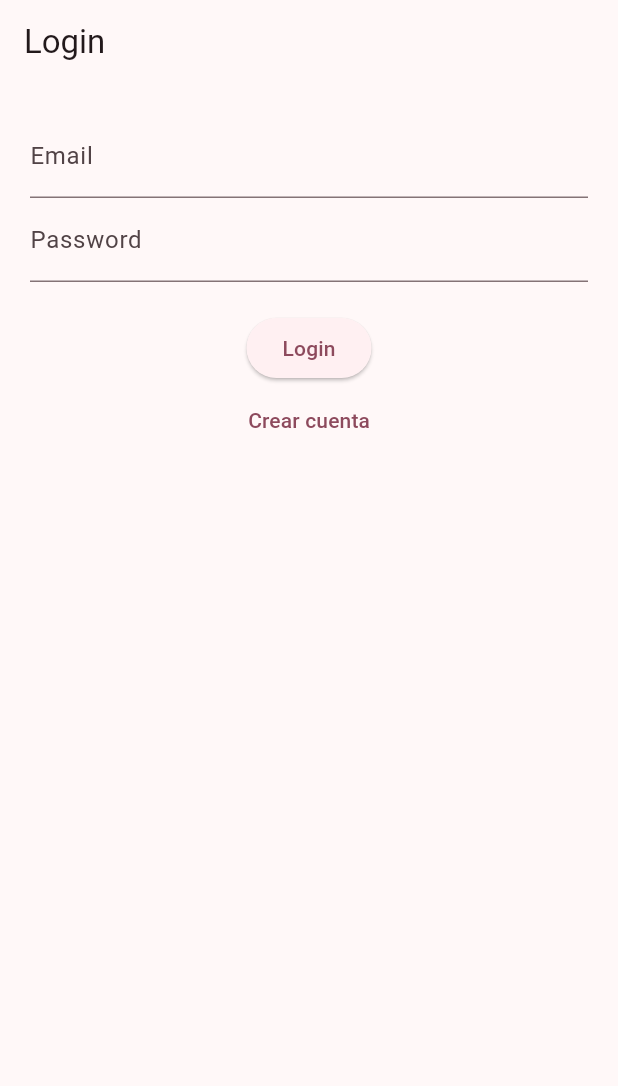
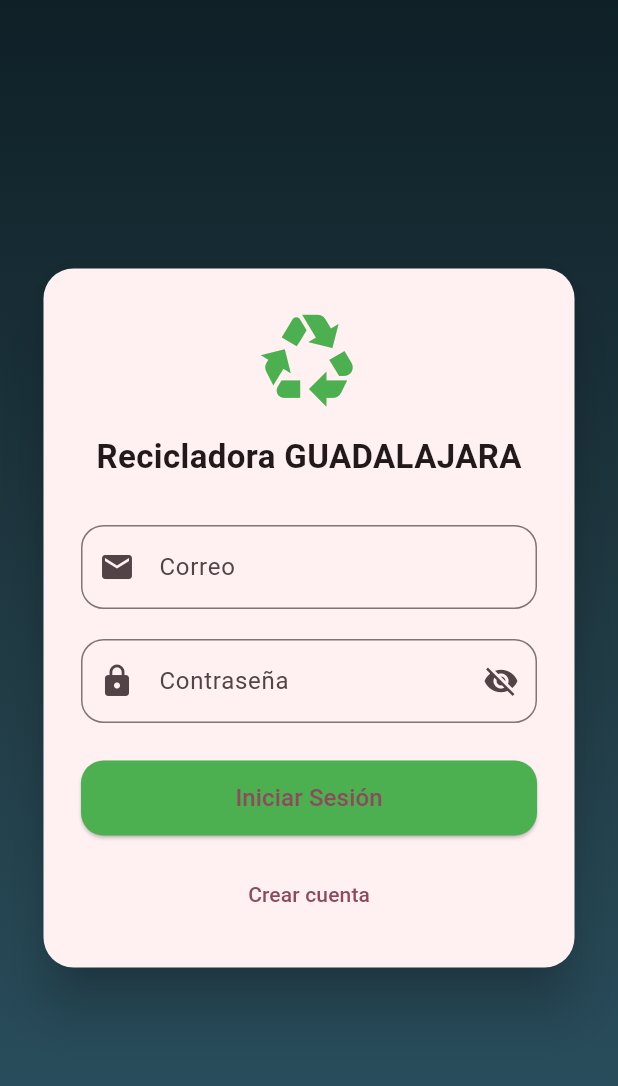
Before and after one commit to Luis3644/Recicladora, a Flutter app: the screen it shows after launch, on a phone screen of 412 x 824 dp. Shown: the top 1086 px of the screen. Run offline on Flutter 3.47's test engine with Material 3 defaults, Android fonts, the phone set to English and light mode, and no system bars; our stand-ins replace cloud_firestore, firebase_analytics, firebase_auth, firebase_core, firebase_crashlytics; accounts and stored records are empty.

Commit message:
Mejora vista de login

```diff
--- a/flutter_application_1/lib/screens/login_screen.dart
+++ b/flutter_application_1/lib/screens/login_screen.dart
@@ -6,8 +6,10 @@ import 'admin_screen.dart';
 import 'operador_screen.dart';
 
 class LoginScreen extends StatefulWidget {
+  LoginScreen({super.key});
+
   @override
-  _LoginScreenState createState() => _LoginScreenState();
+  State<LoginScreen> createState() => _LoginScreenState();
 }
 
 class _LoginScreenState extends State<LoginScreen> {
@@ -18,9 +20,23 @@ class _LoginScreenState extends State<LoginScreen> {
   final FirebaseAuth _auth = FirebaseAuth.instance;
   final FirebaseFirestore _firestore = FirebaseFirestore.instance;
 
+  final _formKey = GlobalKey<FormState>();
+
+  bool isLoading = false;
+  bool isPasswordVisible = false;
+
   Future<void> loginUsuario() async {
+
+    if (!_formKey.currentState!.validate()) return;
+
+    setState(() {
+      isLoading = true;
+    });
+
     try {
-      UserCredential userCredential = await _auth.signInWithEmailAndPassword(
+
+      UserCredential userCredential =
+          await _auth.signInWithEmailAndPassword(
         email: emailController.text.trim(),
         password: passwordController.text.trim(),
       );
@@ -35,50 +51,194 @@ class _LoginScreenState extends State<LoginScreen> {
       if (rol == "admin") {
         Navigator.pushReplacement(
           context,
-    MaterialPageRoute(builder: (context) => AdminScreen()),
+          MaterialPageRoute(builder: (_) => AdminScreen()),
         );
       } else {
         Navigator.pushReplacement(
           context,
-    MaterialPageRoute(builder: (context) => OperadorScreen()),
+          MaterialPageRoute(builder: (_) => OperadorScreen()),
         );
       }
 
+    } on FirebaseAuthException catch (e) {
+
+      String mensaje = "Error al iniciar sesión";
+
+      if (e.code == 'user-not-found') {
+        mensaje = "Usuario no encontrado";
+      } else if (e.code == 'wrong-password') {
+        mensaje = "Contraseña incorrecta";
+      }
+
+      ScaffoldMessenger.of(context).showSnackBar(
+        SnackBar(
+          content: Text(mensaje),
+          backgroundColor: Colors.red,
+        ),
+      );
+
     } catch (e) {
       ScaffoldMessenger.of(context).showSnackBar(
-        SnackBar(content: Text("Error: $e")),
+        const SnackBar(
+          content: Text("Ocurrió un error inesperado"),
+          backgroundColor: Colors.red,
+        ),
       );
     }
+
+    setState(() {
+      isLoading = false;
+    });
   }
 
   @override
   Widget build(BuildContext context) {
+
     return Scaffold(
-      appBar: AppBar(title: Text("Login")),
-      body: Padding(
-        padding: const EdgeInsets.all(20),
+      body: Container(
+        width: double.infinity,
+        decoration: const BoxDecoration(
+          gradient: LinearGradient(
+            colors: [
+              Color(0xFF0F2027),
+              Color(0xFF203A43),
+              Color(0xFF2C5364),
+            ],
+            begin: Alignment.topCenter,
+            end: Alignment.bottomCenter,
+          ),
+        ),
+        child: Center(
+          child: SingleChildScrollView(
+            child: Padding(
+              padding: const EdgeInsets.symmetric(horizontal: 25),
+              child: Card(
+                shape: RoundedRectangleBorder(
+                  borderRadius: BorderRadius.circular(20),
+                ),
+                elevation: 15,
+                child: Padding(
+                  padding: const EdgeInsets.all(25),
+                  child: Form(
+                    key: _formKey,
                     child: Column(
+                      mainAxisSize: MainAxisSize.min,
                       children: [
-            TextField(controller: emailController, decoration: InputDecoration(labelText: "Email")),
-            TextField(controller: passwordController, decoration: InputDecoration(labelText: "Password"), obscureText: true),
 
-            SizedBox(height: 20),
+                        const Icon(
+                          Icons.recycling,
+                          size: 70,
+                          color: Colors.green,
+                        ),
 
-            ElevatedButton(
-              onPressed: loginUsuario,
-              child: Text("Login"),
+                        const SizedBox(height: 15),
+
+                        const Text(
+                          "Recicladora GUADALAJARA",
+                          style: TextStyle(
+                            fontSize: 22,
+                            fontWeight: FontWeight.bold,
                           ),
+                        ),
+
+                        const SizedBox(height: 30),
+
+                        TextFormField(
+                          controller: emailController,
+                          validator: (value) {
+                            if (value == null || value.isEmpty) {
+                              return "Ingresa tu correo";
+                            }
+                            return null;
+                          },
+                          decoration: InputDecoration(
+                            labelText: "Correo",
+                            prefixIcon: const Icon(Icons.email),
+                            border: OutlineInputBorder(
+                              borderRadius: BorderRadius.circular(15),
+                            ),
+                          ),
+                        ),
+
+                        const SizedBox(height: 20),
+
+                        TextFormField(
+                          controller: passwordController,
+                          obscureText: !isPasswordVisible,
+                          validator: (value) {
+                            if (value == null || value.isEmpty) {
+                              return "Ingresa tu contraseña";
+                            }
+                            if (value.length < 6) {
+                              return "Mínimo 6 caracteres";
+                            }
+                            return null;
+                          },
+                          decoration: InputDecoration(
+                            labelText: "Contraseña",
+                            prefixIcon: const Icon(Icons.lock),
+                            suffixIcon: IconButton(
+                              icon: Icon(
+                                isPasswordVisible
+                                    ? Icons.visibility
+                                    : Icons.visibility_off,
+                              ),
+                              onPressed: () {
+                                setState(() {
+                                  isPasswordVisible = !isPasswordVisible;
+                                });
+                              },
+                            ),
+                            border: OutlineInputBorder(
+                              borderRadius: BorderRadius.circular(15),
+                            ),
+                          ),
+                        ),
+
+                        const SizedBox(height: 25),
+
+                        SizedBox(
+                          width: double.infinity,
+                          height: 50,
+                          child: ElevatedButton(
+                            onPressed: isLoading ? null : loginUsuario,
+                            style: ElevatedButton.styleFrom(
+                              backgroundColor: Colors.green,
+                              shape: RoundedRectangleBorder(
+                                borderRadius: BorderRadius.circular(15),
+                              ),
+                            ),
+                            child: isLoading
+                                ? const CircularProgressIndicator(
+                                    color: Colors.white,
+                                  )
+                                : const Text(
+                                    "Iniciar Sesión",
+                                    style: TextStyle(fontSize: 16),
+                                  ),
+                          ),
+                        ),
+
+                        const SizedBox(height: 15),
 
                         TextButton(
                           onPressed: () {
                             Navigator.push(
                               context,
-                  MaterialPageRoute(builder: (context) => RegisterScreen()),
+                              MaterialPageRoute(
+                                  builder: (_) => RegisterScreen()),
                             );
                           },
-              child: Text("Crear cuenta"),
-            )
+                          child: const Text("Crear cuenta"),
+                        ),
+
                       ],
+                    ),
+                  ),
+                ),
+              ),
+            ),
+          ),
         ),
       ),
     );
```
Lines whose indentation alone changed are shown as unchanged.
